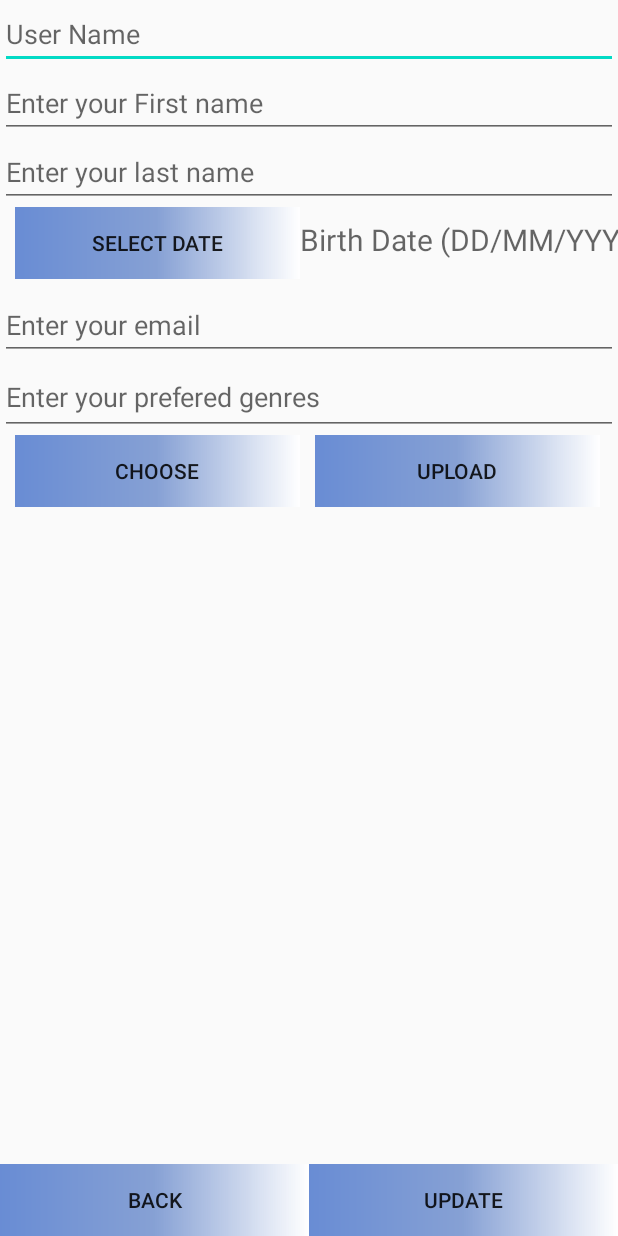
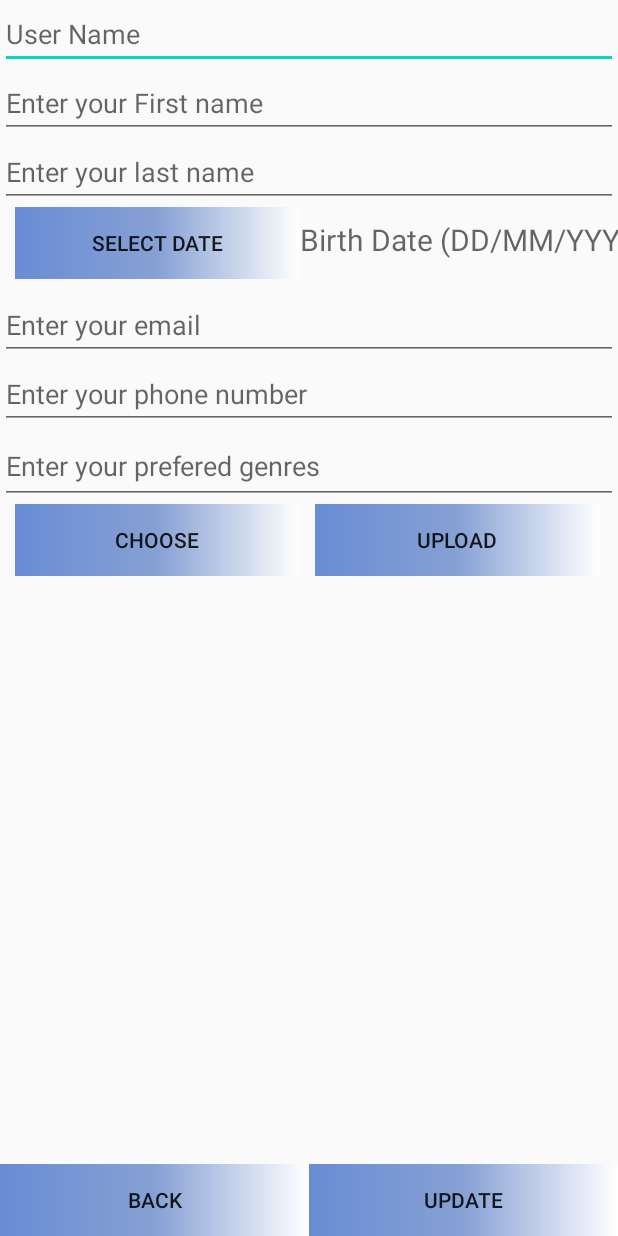
Before and after one commit to CMPUT301F20T40/DLPBGJ, an Android app: the HomePage screen opened directly, with no data from a screen before it, after a tap on an icon or button, on a phone screen of 412 x 824 dp. Run offline under Robolectric (Android 15) with nearby library versions, the phone set to English and light mode, and no system bars; our stand-ins replace Firebase (no records; nobody signed in at launch, a user with empty details on screens opened directly); pictures from the network do not load; 4 statements that could not run were skipped; 1 other tap on this screen came first.

Commit message:
Bugs Fixed
Fixed some bugs in user profile, and added prefferred genres to the
database. Valid inputs for email and phone number now.

```diff
--- a/DLPBGJ (Android)/app/src/main/java/com/example/dlpbgj/HomePage.java
+++ b/DLPBGJ (Android)/app/src/main/java/com/example/dlpbgj/HomePage.java
@@ -219,13 +219,6 @@ public class HomePage extends AppCompatActivity implements ImageFragment.OnFragm
                 startActivity(intent);
             }
         });
-        getLocation.setOnClickListener(new View.OnClickListener() {
-            @Override
-            public void onClick(View v) {
-                Intent intent = new Intent(getApplicationContext(), UserLocation.class);
-                startActivity(intent);
-            }
-        });
 
         viewNotifications.setOnClickListener(new View.OnClickListener() {
             @Override
--- a/DLPBGJ (Android)/app/src/main/res/layout/activity_user_profile.xml
+++ b/DLPBGJ (Android)/app/src/main/res/layout/activity_user_profile.xml
@@ -55,10 +55,18 @@
     </LinearLayout>
 
     <EditText
-        android:id="@+id/ContactInfo"
+        android:id="@+id/emailAddress"
         android:layout_width="match_parent"
         android:layout_height="46dp"
         android:hint="Enter your email"
+        android:textColor="#B59C34" />
+
+    <EditText
+        android:id="@+id/phoneNumber"
+        android:layout_width="match_parent"
+        android:layout_height="46dp"
+        android:hint="Enter your phone number"
+        android:inputType="phone"
         android:textColor="#B59C34" />
 
     <EditText
```
Also changed, not shown: DLPBGJ (Android)/app/src/main/java/com/example/dlpbgj/User.java (+23 -5 lines), DLPBGJ (Android)/app/src/main/java/com/example/dlpbgj/UserProfile.java (+22 -15 lines), 2 other files.
